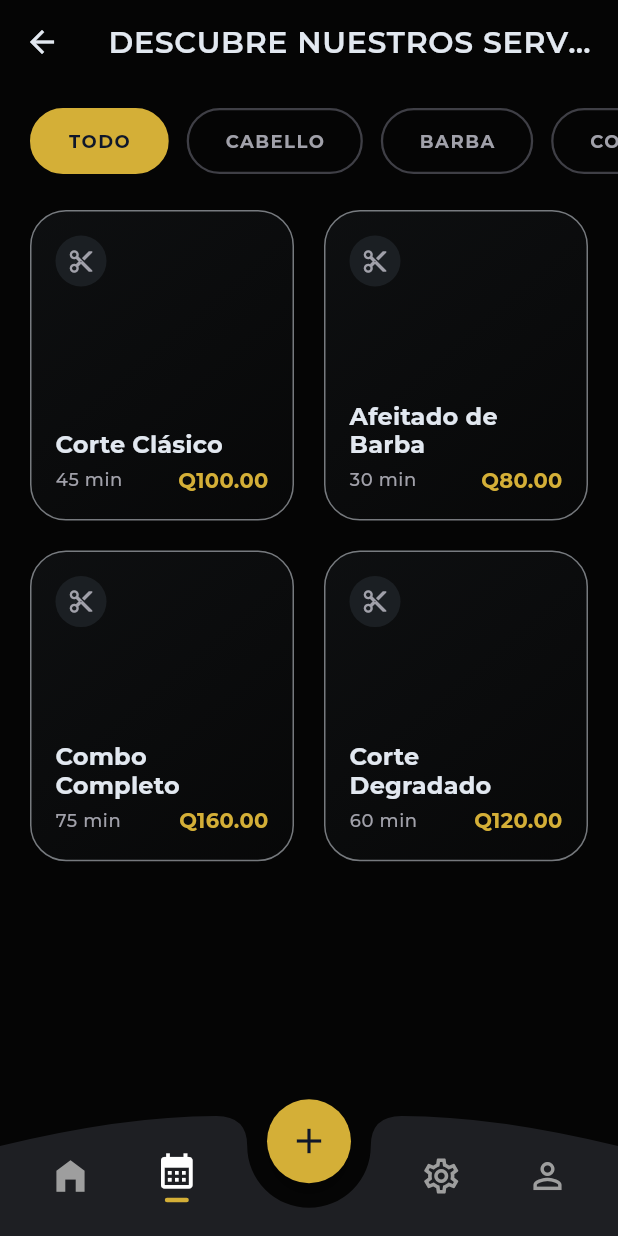
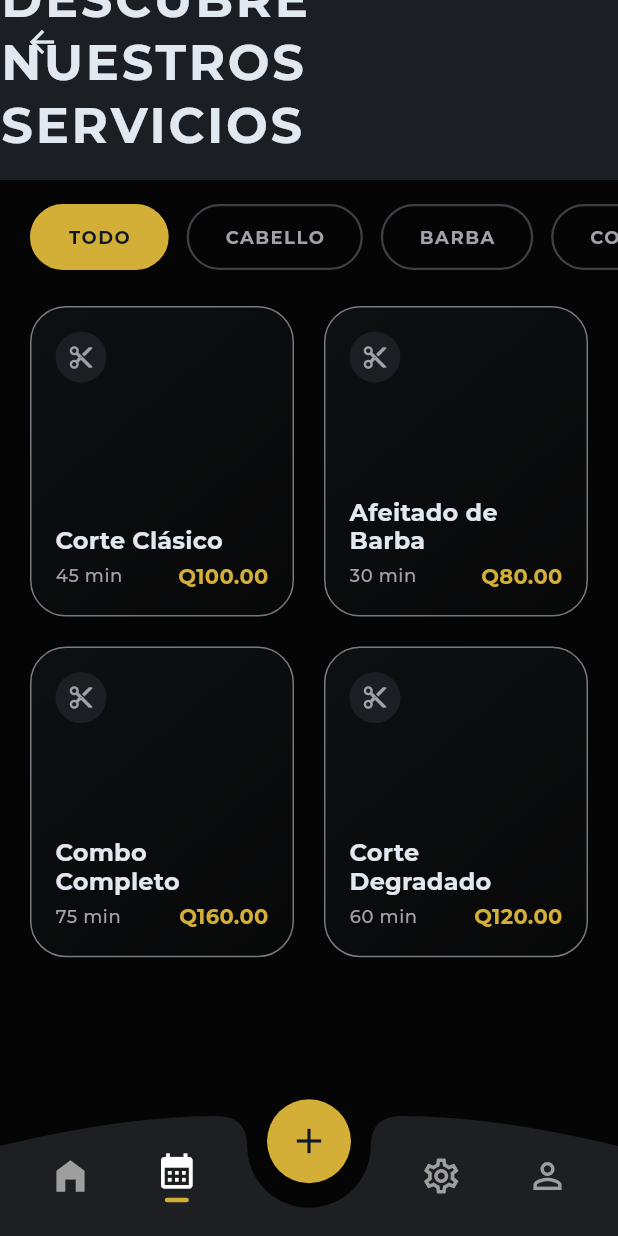
Before and after one commit to GrullonDev/Barberia, a Flutter app: the MyBookingsPage screen opened by its route, after a tap on the "add" icon, on a phone screen of 412 x 824 dp. Run offline on Flutter 3.47's test engine with Material 3 defaults, Android fonts, the phone set to English and light mode, and no system bars; our stand-ins replace flutter_animate, flutter_dotenv, flutter_local_notifications, flutter_markdown, flutter_riverpod, go_router and 7 more; accounts and stored records are empty.

Commit message:
feat: Refactor service selection UI to use CustomScrollView and SliverAppBar, and update service grid to SliverGrid.

```diff
--- a/lib/features/booking/pages/my_bookings_page.dart
+++ b/lib/features/booking/pages/my_bookings_page.dart
@@ -1,5 +1,4 @@
 import 'package:flutter/material.dart';
-
 import 'package:flutter_animate/flutter_animate.dart';
 import 'package:flutter_riverpod/flutter_riverpod.dart';
 import 'package:go_router/go_router.dart';
@@ -8,6 +7,7 @@ import 'package:barberia/features/booking/models/booking.dart';
 import 'package:barberia/features/booking/providers/booking_providers.dart';
 import 'package:barberia/features/booking/widgets/appointment_card.dart';
 import 'package:barberia/l10n/app_localizations.dart';
+import 'package:barberia/common/design_tokens.dart';
 
 class MyBookingsPage extends ConsumerWidget {
   const MyBookingsPage({super.key});
@@ -15,74 +15,99 @@ class MyBookingsPage extends ConsumerWidget {
   @override
   Widget build(BuildContext context, WidgetRef ref) {
     final List<Booking> bookings = ref.watch(bookingsProvider);
-    final bool canPop = context.canPop();
     final S tr = S.of(context);
+    final ColorScheme cs = Theme.of(context).colorScheme;
 
     return Scaffold(
-      appBar: AppBar(
-        title: Text(tr.my_bookings_title),
-        centerTitle: true,
-        automaticallyImplyLeading: canPop,
-        leading: IconButton(
-          icon: const Icon(Icons.arrow_back),
-          onPressed: () {
-            if (canPop) {
-              Navigator.pop(context);
-            } else {
-              context.go('/');
-            }
-          },
+      body: CustomScrollView(
+        slivers: [
+          SliverAppBar(
+            expandedHeight: 120,
+            pinned: true,
+            backgroundColor: cs.surface,
+            flexibleSpace: FlexibleSpaceBar(
+              title: Text(
+                tr.my_bookings_title.toUpperCase(),
+                style: const TextStyle(
+                  fontWeight: FontWeight.bold,
+                  letterSpacing: 1.2,
                 ),
               ),
-      body: bookings.isEmpty
-          ? Center(
+              centerTitle: true,
+              background: Container(
+                decoration: BoxDecoration(
+                  gradient: LinearGradient(
+                    begin: Alignment.topCenter,
+                    end: Alignment.bottomCenter,
+                    colors: [
+                      cs.surfaceContainerHighest.withValues(alpha: 0.5),
+                      cs.surface,
+                    ],
+                  ),
+                ),
+              ),
+            ),
+          ),
+          if (bookings.isEmpty)
+            SliverFillRemaining(
+              hasScrollBody: false,
+              child: Center(
                 child: Column(
                   mainAxisAlignment: MainAxisAlignment.center,
                   children: <Widget>[
                     Container(
                       padding: const EdgeInsets.all(24),
                       decoration: BoxDecoration(
-                      color: Theme.of(context)
-                          .colorScheme
-                          .surfaceContainerHighest
-                          .withValues(alpha: 0.3),
+                        color: cs.surfaceContainerHighest.withValues(
+                          alpha: 0.3,
+                        ),
                         shape: BoxShape.circle,
+                        boxShadow: AppShadows.soft,
                       ),
                       child: Icon(
                         Icons.calendar_today_outlined,
                         size: 48,
-                      color: Theme.of(
-                        context,
-                      ).colorScheme.primary.withValues(alpha: 0.5),
+                        color: cs.primary.withValues(alpha: 0.5),
                       ),
                     ),
                     const SizedBox(height: 24),
                     Text(
                       tr.empty_no_bookings,
                       style: Theme.of(context).textTheme.titleMedium?.copyWith(
-                      color: Theme.of(context).colorScheme.onSurfaceVariant,
+                        color: cs.onSurfaceVariant,
+                        fontWeight: FontWeight.w600,
                       ),
                     ),
                     const SizedBox(height: 32),
-                  FilledButton.tonalIcon(
+                    FilledButton.icon(
                       onPressed: () => context.go('/services'),
                       icon: const Icon(Icons.add),
                       label: Text(tr.empty_bookings_cta),
+                      style: FilledButton.styleFrom(
+                        padding: const EdgeInsets.symmetric(
+                          horizontal: 24,
+                          vertical: 16,
+                        ),
+                      ),
                     ),
                   ],
                 ).animate().fadeIn(duration: 400.ms).slideY(begin: 0.1),
+              ),
             )
-          : ListView.separated(
+          else
+            SliverPadding(
               padding: const EdgeInsets.all(20),
-              itemCount: bookings.length,
-              separatorBuilder: (_, __) => const SizedBox(height: 16),
-              itemBuilder: (final BuildContext _, final int i) {
-                final Booking b = bookings[i];
+              sliver: SliverList(
+                delegate: SliverChildBuilderDelegate((context, index) {
+                  final Booking b = bookings[index];
                   return AppointmentCard(booking: b)
                       .animate()
-                    .fadeIn(duration: 300.ms, delay: (50 * i).ms)
+                      .fadeIn(duration: 300.ms, delay: (50 * index).ms)
                       .slideX(begin: 0.05, curve: Curves.easeOut);
-              },
+                }, childCount: bookings.length),
+              ),
+            ),
+        ],
       ),
     );
   }
--- a/lib/features/booking/pages/service_select_page.dart
+++ b/lib/features/booking/pages/service_select_page.dart
@@ -1,6 +1,5 @@
 import 'package:flutter/material.dart';
 import 'package:google_fonts/google_fonts.dart';
-
 import 'package:flutter_riverpod/flutter_riverpod.dart';
 import 'package:go_router/go_router.dart';
 import 'package:intl/intl.dart';
@@ -53,7 +52,11 @@ class ServiceSelectPage extends ConsumerWidget {
                         color: cs.primary.withValues(alpha: 0.1),
                         borderRadius: BorderRadius.circular(16),
                       ),
-                      child: Icon(Icons.cut, color: cs.primary, size: 32),
+                      child: Icon(
+                        Icons.content_cut,
+                        color: cs.primary,
+                        size: 32,
+                      ),
                     ),
                     const SizedBox(width: 20),
                     Expanded(
@@ -137,26 +140,37 @@ class ServiceSelectPage extends ConsumerWidget {
     final ServiceCategory? selectedCat = ref.watch(categoryFilterProvider);
 
     return Scaffold(
-      appBar: AppBar(
+      body: CustomScrollView(
+        slivers: [
+          SliverAppBar(
+            expandedHeight: 120,
+            pinned: true,
+            backgroundColor: cs.surface,
+            flexibleSpace: FlexibleSpaceBar(
               title: Text(
                 tr.home_title.toUpperCase(),
-        ), // Usually "SERVICES" or similar
+                style: const TextStyle(
+                  fontWeight: FontWeight.bold,
+                  letterSpacing: 1.2,
+                ),
+              ),
               centerTitle: true,
+              background: Container(
+                decoration: BoxDecoration(
+                  gradient: LinearGradient(
+                    begin: Alignment.topCenter,
+                    end: Alignment.bottomCenter,
+                    colors: [
+                      cs.surfaceContainerHighest.withValues(alpha: 0.5),
+                      cs.surface,
+                    ],
                   ),
-      body: asyncServices.when(
-        loading: () => const _ServicesGridSkeleton(),
-        error: (final Object e, final StackTrace st) =>
-            const Center(child: Text('Error cargando servicios')),
-        data: (final List<Service> services) {
-          final List<Service> filtered = selectedCat == null
-              ? services
-              : services
-                    .where((final Service s) => s.category == selectedCat)
-                    .toList();
-          return Column(
-            children: <Widget>[
-              // Category Filters
-              SingleChildScrollView(
+                ),
+              ),
+            ),
+          ),
+          SliverToBoxAdapter(
+            child: SingleChildScrollView(
               scrollDirection: Axis.horizontal,
               padding: const EdgeInsets.fromLTRB(20, 16, 20, 16),
               child: Row(
@@ -165,8 +179,7 @@ class ServiceSelectPage extends ConsumerWidget {
                     label: tr.services_filter_all,
                     selected: selectedCat == null,
                     onTap: () =>
-                          ref.read(categoryFilterProvider.notifier).state =
-                              null,
+                        ref.read(categoryFilterProvider.notifier).state = null,
                   ),
                   const SizedBox(width: 12),
                   _CategoryChip(
@@ -195,9 +208,25 @@ class ServiceSelectPage extends ConsumerWidget {
                 ],
               ),
             ),
+          ),
+          asyncServices.when(
+            loading: () => const SliverFillRemaining(
+              child: Center(child: _ServicesGridSkeleton()),
+            ),
+            error: (final Object e, final StackTrace st) =>
+                const SliverFillRemaining(
+                  child: Center(child: Text('Error cargando servicios')),
+                ),
+            data: (final List<Service> services) {
+              final List<Service> filtered = selectedCat == null
+                  ? services
+                  : services
+                        .where((final Service s) => s.category == selectedCat)
+                        .toList();
 
-              if (filtered.isEmpty)
-                Expanded(
+              if (filtered.isEmpty) {
+                return SliverFillRemaining(
+                  hasScrollBody: false,
                   child: Center(
                     child: Column(
                       mainAxisAlignment: MainAxisAlignment.center,
@@ -211,24 +240,23 @@ class ServiceSelectPage extends ConsumerWidget {
                       ],
                     ),
                   ),
-                )
-              else
-                Expanded(
-                  child: GridView.builder(
+                );
+              }
+
+              return SliverPadding(
                 padding: const EdgeInsets.symmetric(
                   horizontal: 20,
                   vertical: 8,
                 ),
-                    itemCount: filtered.length,
-                    gridDelegate:
-                        const SliverGridDelegateWithFixedCrossAxisCount(
+                sliver: SliverGrid(
+                  gridDelegate: const SliverGridDelegateWithFixedCrossAxisCount(
                     crossAxisCount: 2,
                     mainAxisSpacing: 20,
                     crossAxisSpacing: 20,
-                          childAspectRatio: 0.85, // Taller cards
+                    childAspectRatio: 0.85,
                   ),
-                    itemBuilder: (final BuildContext _, final int i) {
-                      final Service s = filtered[i];
+                  delegate: SliverChildBuilderDelegate((context, index) {
+                    final Service s = filtered[index];
                     final bool isSelected = draft.service?.id == s.id;
                     return ServiceCard(
                       title: s.name,
@@ -240,12 +268,12 @@ class ServiceSelectPage extends ConsumerWidget {
                       selected: isSelected,
                       onTap: () => showDetails(s),
                     );
+                  }, childCount: filtered.length),
+                ),
+              );
             },
           ),
-                ),
         ],
-          );
-        },
       ),
     );
   }
```
Also changed, not shown: lib/features/booking/pages/calendar_page.dart (+36 -9 lines), lib/features/booking/pages/home_page.dart (+79 -36 lines). Lines whose indentation alone changed are shown as unchanged.
